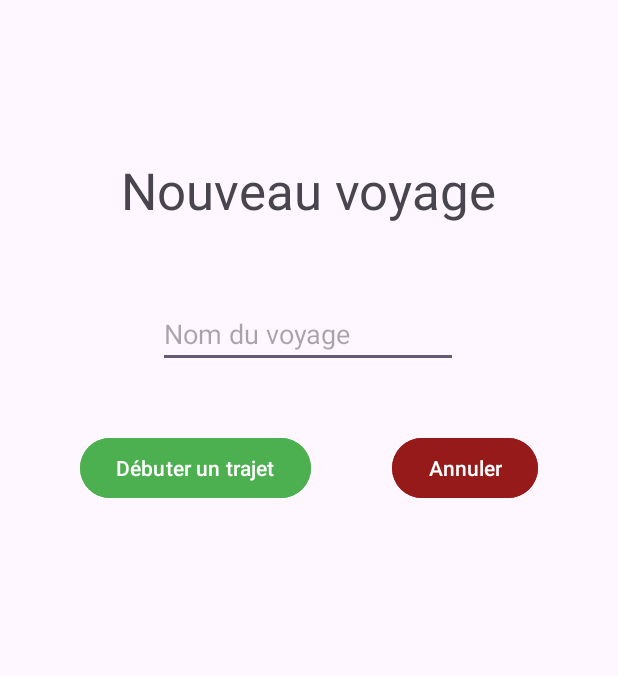
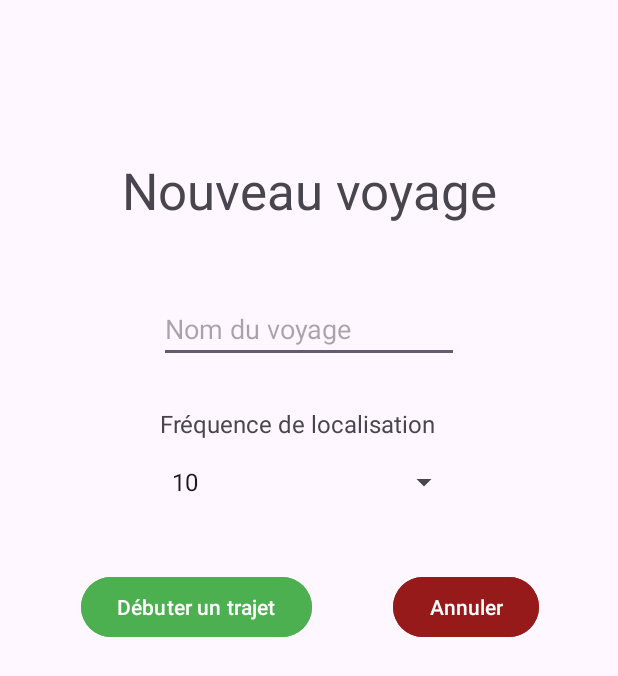
Before and after one commit to TomGros/carnetDeVoyage, an Android app: the FormulaireDebuterVoyage screen opened directly, with no data from a screen before it, after a tap on "Débuter un trajet", on a phone screen of 412 x 824 dp. Shown: the top 676 px of the screen. Run offline under Robolectric (Android 15) with nearby library versions, the phone set to English and light mode, and no system bars.

Commit message:
Ajout d'un spinner (drop down select) pour permettre à l'utilisateur de choisir le délai entre les récupérations de la localisation

```diff
--- a/app/src/main/java/fr/upjv/carnetdevoyage/FormulaireDebuterVoyage.java
+++ b/app/src/main/java/fr/upjv/carnetdevoyage/FormulaireDebuterVoyage.java
@@ -5,6 +5,8 @@ import android.os.Bundle;
 import android.view.View;
 import android.widget.EditText;
 import android.widget.Toast;
+import android.widget.Spinner;
+import android.widget.ArrayAdapter;
 
 import androidx.appcompat.app.AppCompatActivity;
 
@@ -18,18 +20,34 @@ public class FormulaireDebuterVoyage extends AppCompatActivity {
         setContentView(R.layout.activity_formulaire_debuter_voyage);
 
         nomVoyageEditText = findViewById(R.id.id_nom_voyage_edittext);
+
+        Spinner dureeSpinner = findViewById(R.id.id_duree_spinner);
+
+        ArrayAdapter<CharSequence> adapter = ArrayAdapter.createFromResource(
+                this,
+                R.array.duree_options,
+                android.R.layout.simple_spinner_item
+        );
+
+        adapter.setDropDownViewResource(android.R.layout.simple_spinner_dropdown_item);
+        dureeSpinner.setAdapter(adapter);
+
+
     }
 
     public void onClickValiderVoyage(View view) {
         String nomVoyage = nomVoyageEditText.getText().toString().trim();
+        Spinner dureeSpinner = findViewById(R.id.id_duree_spinner);
+        String dureeChoisie = dureeSpinner.getSelectedItem().toString();
 
-        if (!nomVoyage.isEmpty()) {
+        if (!nomVoyage.isEmpty() && !dureeChoisie.isEmpty()) {
             Intent intent = new Intent(this, AffichageTrajetEnCours.class);
             intent.putExtra("nomVoyage", nomVoyage);
+            intent.putExtra("delaiActualisation", dureeChoisie);
             startActivity(intent);
             finish();
         } else {
-            Toast.makeText(this, "Veuillez entrer un nom de voyage", Toast.LENGTH_SHORT).show();
+            Toast.makeText(this, "Veuillez entrer un nom de voyage et choisir une durée d'actualisation", Toast.LENGTH_SHORT).show();
         }
     }
 
--- a/app/src/main/res/layout/activity_formulaire_debuter_voyage.xml
+++ b/app/src/main/res/layout/activity_formulaire_debuter_voyage.xml
@@ -16,7 +16,6 @@
         android:text="@string/titre_formulaire"
         android:textSize="34sp"
         app:layout_constraintEnd_toEndOf="parent"
-        app:layout_constraintHorizontal_bias="0.496"
         app:layout_constraintStart_toStartOf="parent"
         app:layout_constraintTop_toTopOf="parent" />
 
@@ -24,37 +23,57 @@
         android:id="@+id/id_nom_voyage_edittext"
         android:layout_width="200dp"
         android:layout_height="wrap_content"
-        android:layout_marginTop="200dp"
+        android:layout_marginTop="47dp"
         android:hint="@string/nom_voyage"
         app:layout_constraintEnd_toEndOf="parent"
-        app:layout_constraintHorizontal_bias="0.497"
         app:layout_constraintStart_toStartOf="parent"
-        app:layout_constraintTop_toTopOf="parent" />
+        app:layout_constraintTop_toBottomOf="@+id/id_titreFormulaire_textview" />
 
     <Button
         android:id="@+id/id_valider_button"
         android:layout_width="wrap_content"
         android:layout_height="wrap_content"
-        android:layout_marginTop="288dp"
+        android:layout_marginStart="1dp"
+        android:layout_marginTop="47dp"
+        android:layout_marginEnd="1dp"
         android:backgroundTint="#4CAF50"
         android:onClick="onClickValiderVoyage"
         android:text="@string/debuter_le_trajet"
         app:layout_constraintEnd_toStartOf="@+id/id_annuler_button"
-        app:layout_constraintHorizontal_bias="0.5"
         app:layout_constraintStart_toStartOf="parent"
-        app:layout_constraintTop_toTopOf="parent" />
+        app:layout_constraintTop_toBottomOf="@+id/id_duree_spinner" />
 
     <Button
         android:id="@+id/id_annuler_button"
         android:layout_width="wrap_content"
         android:layout_height="wrap_content"
-        android:layout_marginTop="288dp"
         android:backgroundTint="#971A1A"
         android:onClick="onClickAnnuler"
         android:text="@string/annuler_voyage"
+        app:layout_constraintBaseline_toBaselineOf="@+id/id_valider_button"
         app:layout_constraintEnd_toEndOf="parent"
         app:layout_constraintHorizontal_bias="0.5"
-        app:layout_constraintStart_toEndOf="@+id/id_valider_button"
-        app:layout_constraintTop_toTopOf="parent" />
+        app:layout_constraintStart_toEndOf="@+id/id_valider_button" />
+
+    <Spinner
+        android:id="@+id/id_duree_spinner"
+        android:layout_width="200dp"
+        android:layout_height="wrap_content"
+        android:layout_marginTop="16dp"
+        app:layout_constraintEnd_toEndOf="parent"
+        app:layout_constraintHorizontal_bias="0.502"
+        app:layout_constraintStart_toStartOf="parent"
+        app:layout_constraintTop_toBottomOf="@+id/id_temps_actualisation_textview" />
+
+    <TextView
+        android:id="@+id/id_temps_actualisation_textview"
+        android:layout_width="0dp"
+        android:layout_height="wrap_content"
+        android:layout_marginTop="29dp"
+        android:text="@string/titre_temps_actualisation_textview"
+        android:textSize="16sp"
+        app:layout_constraintEnd_toEndOf="@+id/id_duree_spinner"
+        app:layout_constraintStart_toStartOf="@+id/id_duree_spinner"
+        app:layout_constraintTop_toBottomOf="@+id/id_nom_voyage_edittext" />
 
 </androidx.constraintlayout.widget.ConstraintLayout>
--- a/app/src/main/res/values/strings.xml
+++ b/app/src/main/res/values/strings.xml
@@ -9,5 +9,12 @@
     <string name="annuler_voyage">Annuler</string>
     <string name="trajet_en_cours_textView">Trajet en cours</string>
     <string name="titre_page_trajet_en_cours">"Trajet : "</string>
+    <string-array name="duree_options">
+        <item>10</item>
+        <item>30</item>
+        <item>60</item>
+    </string-array>
+    <string name="titre_temps_actualisation_textview">Fréquence de localisation</string>
+
 
 </resources>
```
Also changed, not shown: 1 other file.
